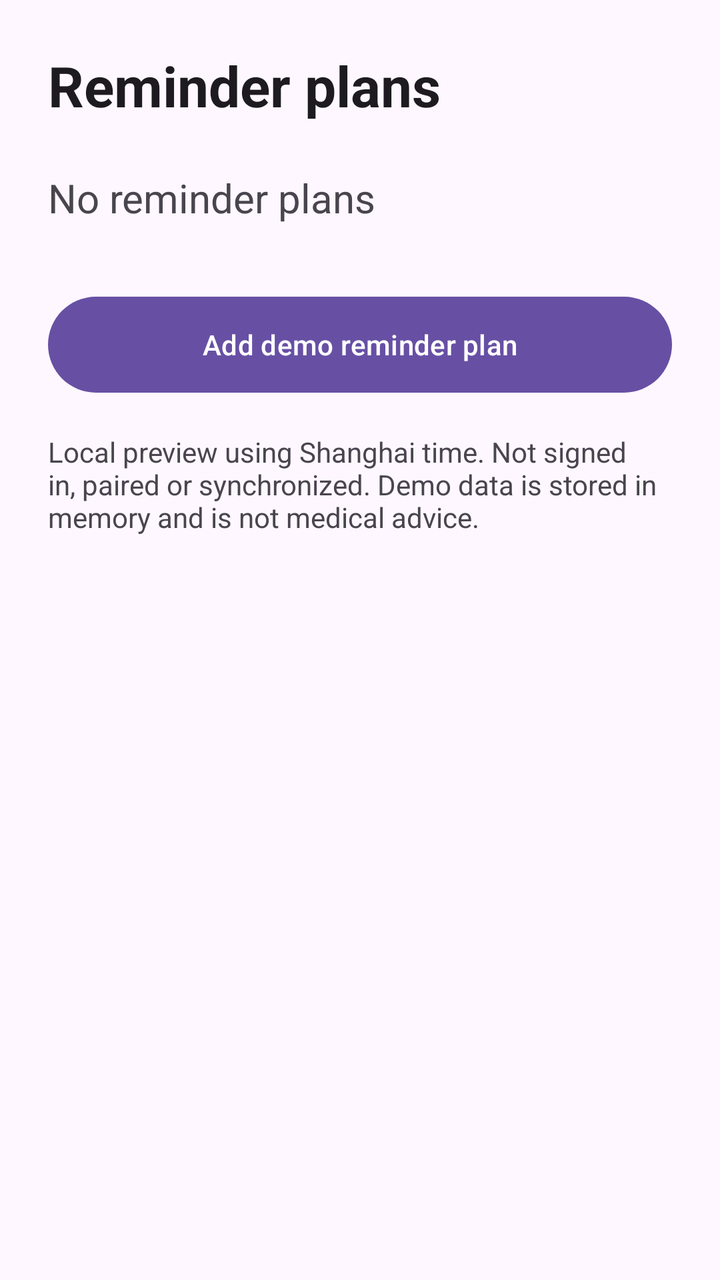
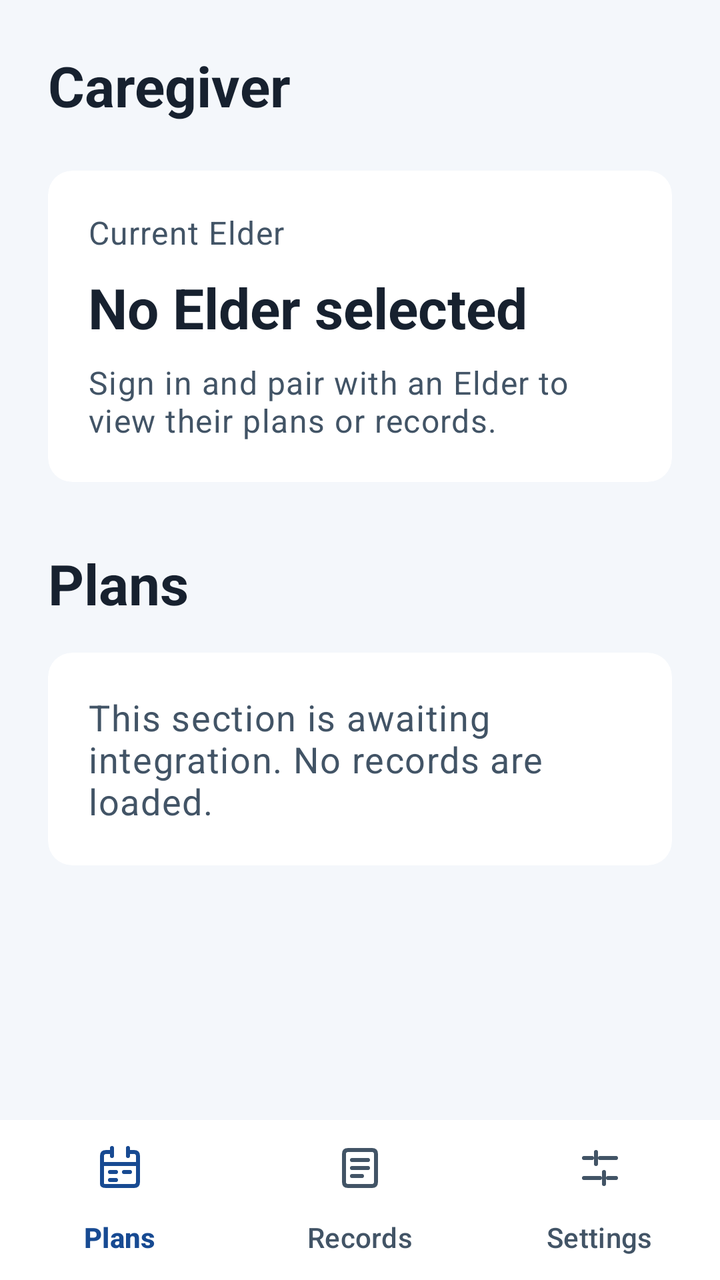

The first picture is an Android layout as it rendered before a commit; the second is the same layout after the commit. The layout source and the unified diff follow.
<!-- AndroidManifest.xml: application theme Theme.Group33 -->
<!-- res/layout/activity_caregiver_home.xml -->
<?xml version="1.0" encoding="utf-8"?>
<androidx.constraintlayout.widget.ConstraintLayout xmlns:android="http://schemas.android.com/apk/res/android"
    xmlns:app="http://schemas.android.com/apk/res-auto"
    android:layout_width="match_parent"
    android:layout_height="match_parent"
    android:padding="24dp">

    <TextView
        android:id="@+id/caregiver_title"
        style="@style/TextAppearance.Material3.HeadlineMedium"
        android:layout_width="0dp"
        android:layout_height="wrap_content"
        android:text="@string/caregiver_home_title"
        android:textStyle="bold"
        app:layout_constraintEnd_toEndOf="parent"
        app:layout_constraintStart_toStartOf="parent"
        app:layout_constraintTop_toTopOf="parent" />

    <TextView
        android:id="@+id/schedule_count"
        android:layout_width="0dp"
        android:layout_height="wrap_content"
        android:layout_marginTop="24dp"
        android:text="@string/no_schedules"
        android:textSize="20sp"
        app:layout_constraintEnd_toEndOf="parent"
        app:layout_constraintStart_toStartOf="parent"
        app:layout_constraintTop_toBottomOf="@id/caregiver_title" />

    <com.google.android.material.button.MaterialButton
        android:id="@+id/add_demo_schedule_button"
        android:layout_width="0dp"
        android:layout_height="56dp"
        android:layout_marginTop="32dp"
        android:text="@string/add_demo_schedule"
        app:layout_constraintEnd_toEndOf="parent"
        app:layout_constraintStart_toStartOf="parent"
        app:layout_constraintTop_toBottomOf="@id/schedule_count" />

    <TextView
        android:layout_width="0dp"
        android:layout_height="wrap_content"
        android:layout_marginTop="16dp"
        android:text="@string/demo_data_notice"
        android:textColor="?android:attr/textColorSecondary"
        app:layout_constraintEnd_toEndOf="parent"
        app:layout_constraintStart_toStartOf="parent"
        app:layout_constraintTop_toBottomOf="@id/add_demo_schedule_button" />

</androidx.constraintlayout.widget.ConstraintLayout>
<!-- resources referenced by this layout -->
<resources>
  <string name="add_demo_schedule">Add demo reminder plan</string>
  <string name="caregiver_home_title">Reminder plans</string>
  <string name="demo_data_notice">Local preview using Shanghai time. Not signed in, paired or synchronized. Demo data is stored in memory and is not medical advice.</string>
  <string name="no_schedules">No reminder plans</string>
  <style name="Theme.Group33" parent="Base.Theme.Group33" />
  <style name="Base.Theme.Group33" parent="Theme.Material3.Light.NoActionBar" />
</resources>

<!-- the commit's change to res/layout/activity_caregiver_home.xml (unified diff, before → after) -->
@@ -1,50 +1,137 @@
 <?xml version="1.0" encoding="utf-8"?>
-<androidx.constraintlayout.widget.ConstraintLayout xmlns:android="http://schemas.android.com/apk/res/android"
+<LinearLayout xmlns:android="http://schemas.android.com/apk/res/android"
     xmlns:app="http://schemas.android.com/apk/res-auto"
     android:layout_width="match_parent"
     android:layout_height="match_parent"
-    android:padding="24dp">
+    android:background="@color/group33_background"
+    android:orientation="vertical">
 
-    <TextView
-        android:id="@+id/caregiver_title"
-        style="@style/TextAppearance.Material3.HeadlineMedium"
-        android:layout_width="0dp"
+    <androidx.core.widget.NestedScrollView
+        android:id="@+id/caregiver_scroll"
+        android:layout_width="match_parent"
+        android:layout_height="0dp"
+        android:layout_weight="1"
+        android:fillViewport="true">
+
+        <LinearLayout
+            android:layout_width="match_parent"
+            android:layout_height="wrap_content"
+            android:orientation="vertical"
+            android:padding="@dimen/group33_screen_padding">
+
+            <TextView
+                android:id="@+id/caregiver_header"
+                android:layout_width="match_parent"
+                android:layout_height="wrap_content"
+                android:text="@string/caregiver_navigation_title"
+                android:textAppearance="@style/TextAppearance.Group33.Title" />
+
+            <TextView
+                android:id="@+id/demo_banner"
+                android:layout_width="wrap_content"
+                android:layout_height="wrap_content"
+                android:layout_marginTop="8dp"
+                android:text="@string/caregiver_navigation_demo"
+                android:textAppearance="@style/TextAppearance.Group33.Supporting"
+                android:visibility="gone" />
+
+            <com.google.android.material.card.MaterialCardView
+                android:layout_width="match_parent"
+                android:layout_height="wrap_content"
+                android:layout_marginTop="24dp"
+                app:cardBackgroundColor="@color/group33_surface"
+                app:cardCornerRadius="12dp"
+                app:cardElevation="0dp"
+                app:strokeWidth="0dp">
+
+                <LinearLayout
+                    android:layout_width="match_parent"
+                    android:layout_height="wrap_content"
+                    android:orientation="vertical"
+                    android:padding="20dp">
+
+                    <TextView
+                        android:layout_width="match_parent"
+                        android:layout_height="wrap_content"
+                        android:text="@string/caregiver_current_elder"
+                        android:textAppearance="@style/TextAppearance.Group33.Supporting" />
+
+                    <TextView
+                        android:id="@+id/current_elder_value"
+                        android:layout_width="match_parent"
+                        android:layout_height="wrap_content"
+                        android:layout_marginTop="8dp"
+                        android:text="@string/caregiver_no_current_elder"
+                        android:textAppearance="@style/TextAppearance.Group33.Title" />
+
+                    <TextView
+                        android:id="@+id/current_elder_hint"
+                        android:layout_width="match_parent"
+                        android:layout_height="wrap_content"
+                        android:layout_marginTop="8dp"
+                        android:text="@string/caregiver_context_unavailable"
+                        android:textAppearance="@style/TextAppearance.Group33.Supporting" />
+                </LinearLayout>
+            </com.google.android.material.card.MaterialCardView>
+
+            <TextView
+                android:id="@+id/page_title"
+                android:layout_width="match_parent"
+                android:layout_height="wrap_content"
+                android:layout_marginTop="32dp"
+                android:text="@string/caregiver_plans_title"
+                android:textAppearance="@style/TextAppearance.Group33.Title" />
+
+            <com.google.android.material.card.MaterialCardView
+                android:id="@+id/page_container"
+                android:layout_width="match_parent"
+                android:layout_height="wrap_content"
+                android:layout_marginTop="16dp"
+                app:cardBackgroundColor="@color/group33_surface"
+                app:cardCornerRadius="12dp"
+                app:cardElevation="0dp"
+                app:strokeWidth="0dp">
+
+                <LinearLayout
+                    android:layout_width="match_parent"
+                    android:layout_height="wrap_content"
+                    android:orientation="vertical"
+                    android:padding="20dp">
+
+                    <TextView
+                        android:id="@+id/page_message"
+                        android:layout_width="match_parent"
+                        android:layout_height="wrap_content"
+                        android:text="@string/caregiver_feature_pending"
+                        android:textAppearance="@style/TextAppearance.Group33.Body" />
+
+                    <com.google.android.material.button.MaterialButton
+                        android:id="@+id/language_button"
+                        style="@style/Widget.Group33.SecondaryAction"
+                        android:layout_width="match_parent"
+                        android:layout_height="wrap_content"
+                        android:layout_marginTop="16dp"
+                        android:text="@string/language_english"
+                        android:textSize="18sp"
+                        android:visibility="gone" />
+                    <FrameLayout android:id="@+id/feature_content"
+                        android:layout_width="match_parent" android:layout_height="wrap_content" />
+                </LinearLayout>
+            </com.google.android.material.card.MaterialCardView>
+        </LinearLayout>
+    </androidx.core.widget.NestedScrollView>
+
+    <com.google.android.material.bottomnavigation.BottomNavigationView
+        android:id="@+id/bottom_navigation"
+        android:layout_width="match_parent"
         android:layout_height="wrap_content"
-        android:text="@string/caregiver_home_title"
-        android:textStyle="bold"
-        app:layout_constraintEnd_toEndOf="parent"
-        app:layout_constraintStart_toStartOf="parent"
-        app:layout_constraintTop_toTopOf="parent" />
-
-    <TextView
-        android:id="@+id/schedule_count"
-        android:layout_width="0dp"
-        android:layout_height="wrap_content"
-        android:layout_marginTop="24dp"
-        android:text="@string/no_schedules"
-        android:textSize="20sp"
-        app:layout_constraintEnd_toEndOf="parent"
-        app:layout_constraintStart_toStartOf="parent"
-        app:layout_constraintTop_toBottomOf="@id/caregiver_title" />
-
-    <com.google.android.material.button.MaterialButton
-        android:id="@+id/add_demo_schedule_button"
-        android:layout_width="0dp"
-        android:layout_height="56dp"
-        android:layout_marginTop="32dp"
-        android:text="@string/add_demo_schedule"
-        app:layout_constraintEnd_toEndOf="parent"
-        app:layout_constraintStart_toStartOf="parent"
-        app:layout_constraintTop_toBottomOf="@id/schedule_count" />
-
-    <TextView
-        android:layout_width="0dp"
-        android:layout_height="wrap_content"
-        android:layout_marginTop="16dp"
-        android:text="@string/demo_data_notice"
-        android:textColor="?android:attr/textColorSecondary"
-        app:layout_constraintEnd_toEndOf="parent"
-        app:layout_constraintStart_toStartOf="parent"
-        app:layout_constraintTop_toBottomOf="@id/add_demo_schedule_button" />
-
-</androidx.constraintlayout.widget.ConstraintLayout>
+        android:minHeight="80dp"
+        android:background="@color/group33_surface"
+        app:itemHorizontalTranslationEnabled="false"
+        app:itemIconTint="@color/caregiver_navigation_item"
+        app:itemTextAppearanceActive="@style/TextAppearance.Group33.Navigation"
+        app:itemTextAppearanceInactive="@style/TextAppearance.Group33.Navigation"
+        app:itemTextColor="@color/caregiver_navigation_item"
+        app:labelVisibilityMode="labeled"
+        app:menu="@menu/caregiver_navigation" />
+</LinearLayout>
<!-- resource entries referenced after the edit -->
@@ -1,10 +1,41 @@
 <!-- resources referenced by this layout -->
 <resources>
-  <string name="add_demo_schedule">Add demo reminder plan</string>
-  <string name="caregiver_home_title">Reminder plans</string>
-  <string name="demo_data_notice">Local preview using Shanghai time. Not signed in, paired or synchronized. Demo data is stored in memory and is not medical advice.</string>
-  <string name="no_schedules">No reminder plans</string>
+  <color name="group33_background">#F4F7FB</color>
+  <color name="group33_surface">#FFFFFF</color>
+  <dimen name="group33_screen_padding">24dp</dimen>
+  <string name="caregiver_context_unavailable">Sign in and pair with an Elder to view their plans or records.</string>
+  <string name="caregiver_current_elder">Current Elder</string>
+  <string name="caregiver_feature_pending">This section is awaiting integration. No records are loaded.</string>
+  <string name="caregiver_navigation_demo">Preview · Sample data</string>
+  <string name="caregiver_navigation_title">Caregiver</string>
+  <string name="caregiver_no_current_elder">No Elder selected</string>
+  <string name="caregiver_plans_title">Plans</string>
+  <string name="language_english">English</string>
+  <style name="TextAppearance.Group33.Body" parent="TextAppearance.Material3.BodyLarge">
+          <item name="android:textColor">@color/group33_text_secondary</item>
+          <item name="android:textSize">18sp</item>
+      </style>
+  <style name="TextAppearance.Group33.Navigation" parent="TextAppearance.Material3.LabelLarge">
+          <item name="android:textSize">14sp</item>
+      </style>
+  <style name="TextAppearance.Group33.Supporting" parent="TextAppearance.Material3.BodyLarge">
+          <item name="android:textColor">@color/group33_text_secondary</item>
+          <item name="android:textSize">16sp</item>
+      </style>
+  <style name="TextAppearance.Group33.Title" parent="TextAppearance.Material3.HeadlineMedium">
+          <item name="android:textColor">@color/group33_text_primary</item>
+          <item name="android:textStyle">bold</item>
+          <item name="android:textSize">28sp</item>
+      </style>
+  <style name="Widget.Group33.SecondaryAction" parent="Widget.Material3.Button.OutlinedButton">
+          <item name="android:minHeight">@dimen/group33_action_min_height</item>
+          <item name="android:textColor">@color/group33_action</item>
+      </style>
   <style name="Theme.Group33" parent="Base.Theme.Group33" />
+  <color name="group33_text_secondary">#425466</color>
+  <color name="group33_text_primary">#17212F</color>
+  <dimen name="group33_action_min_height">64dp</dimen>
+  <color name="group33_action">#174A92</color>
   <style name="Base.Theme.Group33" parent="Theme.Material3.Light.NoActionBar" />
 </resources>
 
